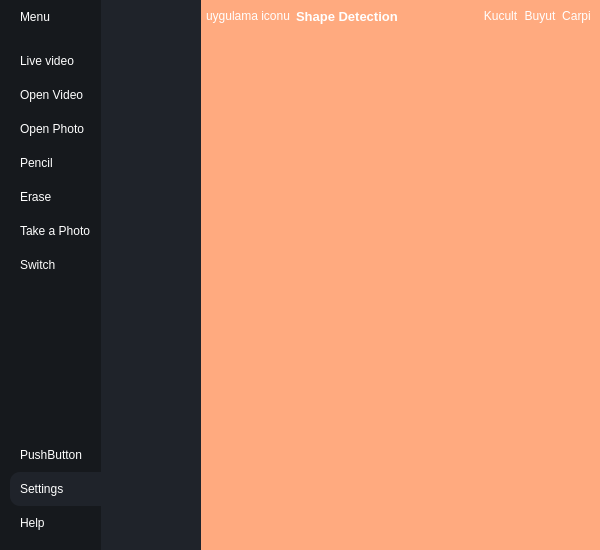
Before: the Qt Designer form ShapeDetection/shapedetection.ui in aysenurozkann/Shape-Detection, drawn with Qt 5.
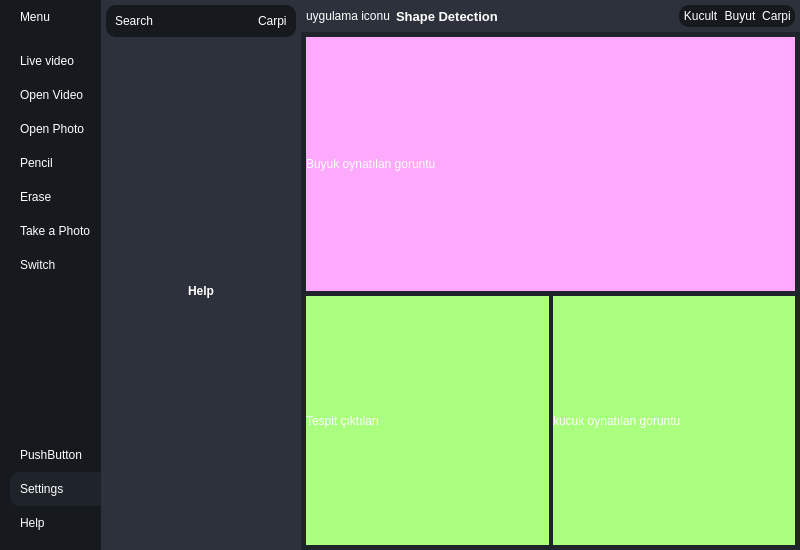
After: the same form once the commit is applied.

Commit message: Shape Detection

The edit to the form file:
```diff
--- a/ShapeDetection/shapedetection.ui
+++ b/ShapeDetection/shapedetection.ui
@@ -6,14 +6,20 @@
    <rect>
     <x>0</x>
     <y>0</y>
-    <width>600</width>
+    <width>800</width>
     <height>550</height>
    </rect>
   </property>
+  <property name="sizePolicy">
+   <sizepolicy hsizetype="Preferred" vsizetype="Expanding">
+    <horstretch>0</horstretch>
+    <verstretch>0</verstretch>
+   </sizepolicy>
+  </property>
   <property name="minimumSize">
    <size>
-    <width>600</width>
-    <height>550</height>
+    <width>800</width>
+    <height>500</height>
    </size>
   </property>
   <property name="windowTitle">
@@ -26,7 +32,7 @@
 *{
 	border: none;
 	background-color: transparent;
-	background : none;
+	background : transparent;
 	padding: 0;
 	margin: 0;
 	color:#fff;
@@ -55,15 +61,30 @@
 
 #headercontainer{
 	background-color:#2c313c;
+}
+
+#centerMainSubContainer{
+background-color:#2c313c;
+}
+
+#frame_7{
+	background-color:#16191d;
+	border-radius: 10px;
 }</string>
   </property>
   <widget class="QWidget" name="centralWidget">
+   <property name="sizePolicy">
+    <sizepolicy hsizetype="Preferred" vsizetype="Expanding">
+     <horstretch>0</horstretch>
+     <verstretch>0</verstretch>
+    </sizepolicy>
+   </property>
    <property name="styleSheet">
     <string notr="true"/>
    </property>
    <layout class="QHBoxLayout" name="horizontalLayout">
     <property name="spacing">
-     <number>100</number>
+     <number>0</number>
     </property>
     <property name="leftMargin">
      <number>0</number>
@@ -335,6 +356,171 @@
       </layout>
      </widget>
     </item>
+    <item alignment="Qt::AlignLeft">
+     <widget class="QWidget" name="centerMainContainer" native="true">
+      <property name="minimumSize">
+       <size>
+        <width>200</width>
+        <height>0</height>
+       </size>
+      </property>
+      <layout class="QVBoxLayout" name="verticalLayout_6">
+       <property name="spacing">
+        <number>0</number>
+       </property>
+       <property name="leftMargin">
+        <number>0</number>
+       </property>
+       <property name="topMargin">
+        <number>0</number>
+       </property>
+       <property name="rightMargin">
+        <number>0</number>
+       </property>
+       <property name="bottomMargin">
+        <number>0</number>
+       </property>
+       <item>
+        <widget class="QWidget" name="centerMainSubContainer" native="true">
+         <property name="minimumSize">
+          <size>
+           <width>200</width>
+           <height>0</height>
+          </size>
+         </property>
+         <layout class="QVBoxLayout" name="verticalLayout_7">
+          <property name="spacing">
+           <number>0</number>
+          </property>
+          <property name="leftMargin">
+           <number>5</number>
+          </property>
+          <property name="topMargin">
+           <number>5</number>
+          </property>
+          <property name="rightMargin">
+           <number>5</number>
+          </property>
+          <property name="bottomMargin">
+           <number>5</number>
+          </property>
+          <item alignment="Qt::AlignTop">
+           <widget class="QFrame" name="frame_7">
+            <property name="frameShape">
+             <enum>QFrame::StyledPanel</enum>
+            </property>
+            <property name="frameShadow">
+             <enum>QFrame::Raised</enum>
+            </property>
+            <layout class="QHBoxLayout" name="horizontalLayout_6">
+             <property name="leftMargin">
+              <number>9</number>
+             </property>
+             <property name="topMargin">
+              <number>9</number>
+             </property>
+             <property name="rightMargin">
+              <number>9</number>
+             </property>
+             <property name="bottomMargin">
+              <number>9</number>
+             </property>
+             <item alignment="Qt::AlignLeft">
+              <widget class="QPushButton" name="pushButton_4">
+               <property name="text">
+                <string>Search</string>
+               </property>
+              </widget>
+             </item>
+             <item alignment="Qt::AlignRight">
+              <widget class="QLabel" name="label_3">
+               <property name="text">
+                <string>Carpi</string>
+               </property>
+              </widget>
+             </item>
+            </layout>
+           </widget>
+          </item>
+          <item>
+           <widget class="QStackedWidget" name="stackedWidget">
+            <property name="sizePolicy">
+             <sizepolicy hsizetype="Preferred" vsizetype="Preferred">
+              <horstretch>0</horstretch>
+              <verstretch>0</verstretch>
+             </sizepolicy>
+            </property>
+            <property name="currentIndex">
+             <number>2</number>
+            </property>
+            <widget class="QWidget" name="page">
+             <layout class="QHBoxLayout" name="horizontalLayout_7">
+              <item>
+               <widget class="QLabel" name="label_4">
+                <property name="font">
+                 <font>
+                  <weight>75</weight>
+                  <bold>true</bold>
+                 </font>
+                </property>
+                <property name="text">
+                 <string>Setting</string>
+                </property>
+                <property name="alignment">
+                 <set>Qt::AlignCenter</set>
+                </property>
+               </widget>
+              </item>
+             </layout>
+            </widget>
+            <widget class="QWidget" name="page_2">
+             <layout class="QVBoxLayout" name="verticalLayout_8">
+              <item>
+               <widget class="QLabel" name="label_5">
+                <property name="font">
+                 <font>
+                  <weight>75</weight>
+                  <bold>true</bold>
+                 </font>
+                </property>
+                <property name="text">
+                 <string>Information</string>
+                </property>
+                <property name="alignment">
+                 <set>Qt::AlignCenter</set>
+                </property>
+               </widget>
+              </item>
+             </layout>
+            </widget>
+            <widget class="QWidget" name="page_5">
+             <layout class="QVBoxLayout" name="verticalLayout_9">
+              <item>
+               <widget class="QLabel" name="label_6">
+                <property name="font">
+                 <font>
+                  <weight>75</weight>
+                  <bold>true</bold>
+                 </font>
+                </property>
+                <property name="text">
+                 <string>Help</string>
+                </property>
+                <property name="alignment">
+                 <set>Qt::AlignCenter</set>
+                </property>
+               </widget>
+              </item>
+             </layout>
+            </widget>
+           </widget>
+          </item>
+         </layout>
+        </widget>
+       </item>
+      </layout>
+     </widget>
+    </item>
     <item>
      <widget class="QWidget" name="MainBodyContainer" native="true">
       <property name="sizePolicy">
@@ -344,11 +530,11 @@
        </sizepolicy>
       </property>
       <property name="styleSheet">
-       <string notr="true">background-color: rgb(255, 170, 127);</string>
+       <string notr="true"/>
       </property>
       <layout class="QVBoxLayout" name="verticalLayout_5">
        <property name="spacing">
-        <number>6</number>
+        <number>0</number>
        </property>
        <property name="leftMargin">
         <number>0</number>
@@ -414,7 +600,7 @@
                </property>
               </widget>
              </item>
-             <item>
+             <item alignment="Qt::AlignLeft">
               <widget class="QLabel" name="label">
                <property name="font">
                 <font>
@@ -486,7 +672,166 @@
         </widget>
        </item>
        <item>
-        <widget class="QWidget" name="bodycontainer" native="true"/>
+        <widget class="QWidget" name="mainBodyContent" native="true">
+         <property name="sizePolicy">
+          <sizepolicy hsizetype="Preferred" vsizetype="Expanding">
+           <horstretch>0</horstretch>
+           <verstretch>0</verstretch>
+          </sizepolicy>
+         </property>
+         <layout class="QHBoxLayout" name="horizontalLayout_8">
+          <property name="leftMargin">
+           <number>0</number>
+          </property>
+          <property name="topMargin">
+           <number>0</number>
+          </property>
+          <property name="rightMargin">
+           <number>0</number>
+          </property>
+          <property name="bottomMargin">
+           <number>0</number>
+          </property>
+          <item>
+           <widget class="QWidget" name="widget" native="true">
+            <property name="sizePolicy">
+             <sizepolicy hsizetype="Preferred" vsizetype="Expanding">
+              <horstretch>0</horstretch>
+              <verstretch>0</verstretch>
+             </sizepolicy>
+            </property>
+            <layout class="QHBoxLayout" name="horizontalLayout_9">
+             <property name="spacing">
+              <number>0</number>
+             </property>
+             <property name="leftMargin">
+              <number>0</number>
+             </property>
+             <property name="topMargin">
+              <number>0</number>
+             </property>
+             <property name="rightMargin">
+              <number>0</number>
+             </property>
+             <property name="bottomMargin">
+              <number>0</number>
+             </property>
+             <item>
+              <widget class="QFrame" name="frame_6">
+               <property name="sizePolicy">
+                <sizepolicy hsizetype="Preferred" vsizetype="Expanding">
+                 <horstretch>0</horstretch>
+                 <verstretch>0</verstretch>
+                </sizepolicy>
+               </property>
+               <property name="frameShape">
+                <enum>QFrame::StyledPanel</enum>
+               </property>
+               <property name="frameShadow">
+                <enum>QFrame::Raised</enum>
+               </property>
+               <layout class="QVBoxLayout" name="verticalLayout_10">
+                <property name="spacing">
+                 <number>0</number>
+                </property>
+                <property name="leftMargin">
+                 <number>5</number>
+                </property>
+                <property name="topMargin">
+                 <number>5</number>
+                </property>
+                <property name="rightMargin">
+                 <number>5</number>
+                </property>
+                <property name="bottomMargin">
+                 <number>5</number>
+                </property>
+                <item>
+                 <widget class="QLabel" name="label_7">
+                  <property name="styleSheet">
+                   <string notr="true">background-color: rgb(255, 170, 255);</string>
+                  </property>
+                  <property name="text">
+                   <string>Buyuk oynatılan goruntu</string>
+                  </property>
+                 </widget>
+                </item>
+                <item>
+                 <widget class="QWidget" name="widget_2" native="true">
+                  <layout class="QHBoxLayout" name="horizontalLayout_10">
+                   <property name="spacing">
+                    <number>4</number>
+                   </property>
+                   <property name="leftMargin">
+                    <number>0</number>
+                   </property>
+                   <property name="topMargin">
+                    <number>5</number>
+                   </property>
+                   <property name="rightMargin">
+                    <number>0</number>
+                   </property>
+                   <property name="bottomMargin">
+                    <number>0</number>
+                   </property>
+                   <item>
+                    <widget class="QLabel" name="label_8">
+                     <property name="styleSheet">
+                      <string notr="true">background-color: rgb(170, 255, 127);</string>
+                     </property>
+                     <property name="text">
+                      <string>Tespit çıktıları</string>
+                     </property>
+                    </widget>
+                   </item>
+                   <item>
+                    <widget class="QFrame" name="smallimg">
+                     <property name="frameShape">
+                      <enum>QFrame::StyledPanel</enum>
+                     </property>
+                     <property name="frameShadow">
+                      <enum>QFrame::Raised</enum>
+                     </property>
+                     <layout class="QHBoxLayout" name="horizontalLayout_11">
+                      <property name="spacing">
+                       <number>0</number>
+                      </property>
+                      <property name="leftMargin">
+                       <number>0</number>
+                      </property>
+                      <property name="topMargin">
+                       <number>0</number>
+                      </property>
+                      <property name="rightMargin">
+                       <number>0</number>
+                      </property>
+                      <property name="bottomMargin">
+                       <number>0</number>
+                      </property>
+                      <item>
+                       <widget class="QLabel" name="label_9">
+                        <property name="styleSheet">
+                         <string notr="true">background-color: rgb(170, 255, 127);</string>
+                        </property>
+                        <property name="text">
+                         <string>kucuk oynatılan goruntu</string>
+                        </property>
+                       </widget>
+                      </item>
+                     </layout>
+                    </widget>
+                   </item>
+                  </layout>
+                 </widget>
+                </item>
+               </layout>
+              </widget>
+             </item>
+            </layout>
+           </widget>
+          </item>
+         </layout>
+        </widget>
        </item>
       </layout>
      </widget>
```
The commit also changes 4 other files.
